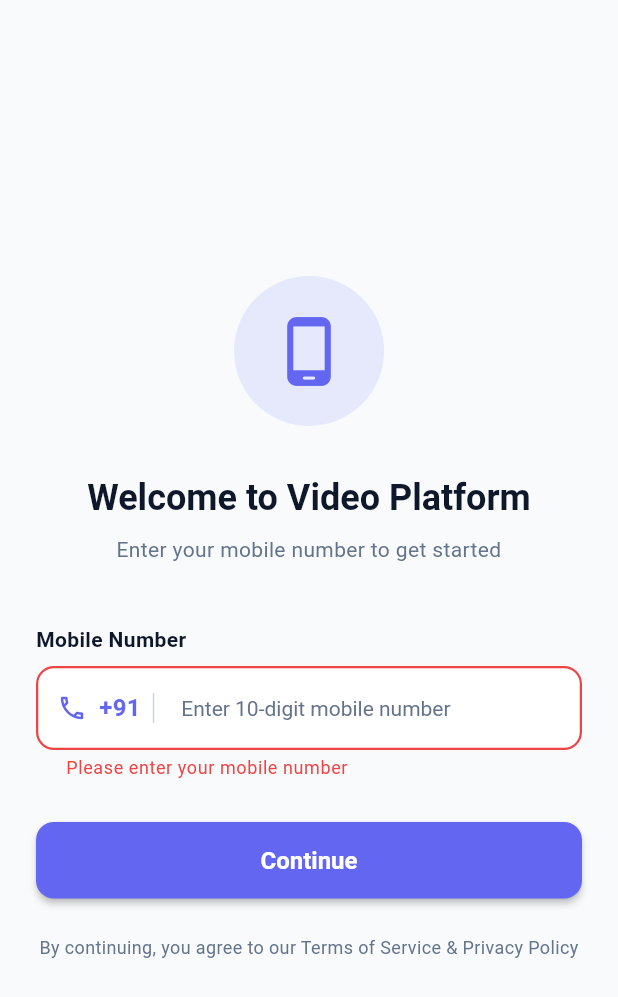
After one commit to pittaanji9390-afk/video_data_app, a Flutter app: the LoginScreen screen opened by its route, after a tap on "Continue", on a phone screen of 412 x 824 dp. The commit adds this screen. Shown: the top 997 px of the screen. Run offline on Flutter 3.47's test engine with Material 3 defaults, Android fonts, the phone set to English and light mode, and no system bars.

Commit message:
feat: implement Login Screen UI in Flutter with mobile number field, form validation, and responsive Material 3 layout

```diff
--- a/mobile-app/lib/config/routes/app_routes.dart
+++ b/mobile-app/lib/config/routes/app_routes.dart
@@ -1,4 +1,5 @@
 import 'package:flutter/material.dart';
+import '../../screens/login/login_screen.dart';
 import '../../screens/splash/splash_screen.dart';
 
 class AppRoutes {
@@ -6,8 +7,8 @@ class AppRoutes {
 
   // Route Name Constants
   static const String splash = '/';
+  static const String login = '/login';
   static const String home = '/home';
-  static const String login = '/login';
   static const String recordVideo = '/record-video';
   static const String uploadVideo = '/upload-video';
 
@@ -15,7 +16,7 @@ class AppRoutes {
   static Map<String, WidgetBuilder> get routes {
     return {
       splash: (context) => const SplashScreen(),
-      // Additional screens will be attached in future steps
+      login: (context) => const LoginScreen(),
     };
   }
 
@@ -24,6 +25,8 @@ class AppRoutes {
     switch (settings.name) {
       case splash:
         return MaterialPageRoute(builder: (_) => const SplashScreen());
+      case login:
+        return MaterialPageRoute(builder: (_) => const LoginScreen());
       default:
         return MaterialPageRoute(
           builder: (_) => Scaffold(
--- /dev/null
+++ b/mobile-app/lib/screens/login/login_screen.dart
@@ -0,0 +1,265 @@
+import 'package:flutter/material.dart';
+import 'package:flutter/services.dart';
+import '../../core/constants/app_constants.dart';
+import '../../core/theme/app_colors.dart';
+
+class LoginScreen extends StatefulWidget {
+  const LoginScreen({super.key});
+
+  @override
+  State<LoginScreen> createState() => _LoginScreenState();
+}
+
+class _LoginScreenState extends State<LoginScreen> {
+  final _formKey = GlobalKey<FormState>();
+  final TextEditingController _phoneController = TextEditingController();
+
+  @override
+  void dispose() {
+    _phoneController.dispose();
+    super.dispose();
+  }
+
+  void _handleLogin() {
+    if (_formKey.currentState!.validate()) {
+      FocusScope.of(context).unfocus();
+      ScaffoldMessenger.of(context).showSnackBar(
+        SnackBar(
+          content: Text(
+            'Mobile number validated: +91 ${_phoneController.text.trim()}',
+          ),
+          backgroundColor: AppColors.success,
+          behavior: SnackBarBehavior.floating,
+          duration: const Duration(seconds: 3),
+        ),
+      );
+    }
+  }
+
+  String? _validatePhone(String? value) {
+    if (value == null || value.trim().isEmpty) {
+      return 'Please enter your mobile number';
+    }
+    final cleanPhone = value.trim();
+    if (cleanPhone.length < 10) {
+      return 'Mobile number must be at least 10 digits';
+    }
+    if (!RegExp(r'^[0-9]+$').hasMatch(cleanPhone)) {
+      return 'Mobile number must contain digits only';
+    }
+    return null;
+  }
+
+  @override
+  Widget build(BuildContext context) {
+    final size = MediaQuery.of(context).size;
+    final isDarkMode = Theme.of(context).brightness == Brightness.dark;
+
+    return Scaffold(
+      body: SafeArea(
+        child: Center(
+          child: SingleChildScrollView(
+            padding: const EdgeInsets.symmetric(horizontal: 24.0, vertical: 16.0),
+            child: ConstrainedBox(
+              constraints: BoxConstraints(
+                maxWidth: 450,
+                minHeight: size.height * 0.7,
+              ),
+              child: Form(
+                key: _formKey,
+                child: Column(
+                  mainAxisAlignment: MainAxisAlignment.center,
+                  crossAxisAlignment: CrossAxisAlignment.stretch,
+                  children: [
+                    // Top Hero Icon
+                    Container(
+                      height: 100,
+                      width: 100,
+                      decoration: BoxDecoration(
+                        color: AppColors.primary.withAlpha(30),
+                        shape: BoxShape.circle,
+                      ),
+                      child: const Icon(
+                        Icons.phone_android_rounded,
+                        size: 50,
+                        color: AppColors.primary,
+                      ),
+                    ),
+                    const SizedBox(height: 32),
+
+                    // Title & Subtitle
+                    Text(
+                      'Welcome to ${AppConstants.appName}',
+                      style: Theme.of(context).textTheme.headlineSmall?.copyWith(
+                            fontWeight: FontWeight.bold,
+                            color: isDarkMode
+                                ? AppColors.textPrimaryDark
+                                : AppColors.textPrimaryLight,
+                          ),
+                      textAlign: TextAlign.center,
+                    ),
+                    const SizedBox(height: 8),
+                    Text(
+                      'Enter your mobile number to get started',
+                      style: Theme.of(context).textTheme.bodyMedium?.copyWith(
+                            color: isDarkMode
+                                ? AppColors.textSecondaryDark
+                                : AppColors.textSecondaryLight,
+                          ),
+                      textAlign: TextAlign.center,
+                    ),
+                    const SizedBox(height: 40),
+
+                    // Mobile Number Input Label
+                    Text(
+                      'Mobile Number',
+                      style: TextStyle(
+                        fontSize: 14,
+                        fontWeight: FontWeight.w600,
+                        color: isDarkMode
+                            ? AppColors.textPrimaryDark
+                            : AppColors.textPrimaryLight,
+                      ),
+                    ),
+                    const SizedBox(height: 8),
+
+                    // Phone Number Form Field
+                    TextFormField(
+                      controller: _phoneController,
+                      keyboardType: TextInputType.phone,
+                      inputFormatters: [
+                        FilteringTextInputFormatter.digitsOnly,
+                        LengthLimitingTextInputFormatter(10),
+                      ],
+                      style: TextStyle(
+                        fontSize: 16,
+                        letterSpacing: 1.5,
+                        color: isDarkMode
+                            ? AppColors.textPrimaryDark
+                            : AppColors.textPrimaryLight,
+                      ),
+                      decoration: InputDecoration(
+                        hintText: 'Enter 10-digit mobile number',
+                        hintStyle: TextStyle(
+                          fontSize: 14,
+                          letterSpacing: 0,
+                          color: isDarkMode
+                              ? AppColors.textSecondaryDark
+                              : AppColors.textSecondaryLight,
+                        ),
+                        prefixIcon: const Padding(
+                          padding: EdgeInsets.symmetric(horizontal: 14.0),
+                          child: Row(
+                            mainAxisSize: MainAxisSize.min,
+                            children: [
+                              Icon(
+                                Icons.call_outlined,
+                                color: AppColors.primary,
+                                size: 20,
+                              ),
+                              SizedBox(width: 8),
+                              Text(
+                                '+91',
+                                style: TextStyle(
+                                  fontSize: 16,
+                                  fontWeight: FontWeight.w600,
+                                  color: AppColors.primary,
+                                ),
+                              ),
+                              SizedBox(width: 8),
+                              SizedBox(
+                                height: 20,
+                                child: VerticalDivider(
+                                  width: 1,
+                                  thickness: 1,
+                                  color: Color(0xFFCBD5E1),
+                                ),
+                              ),
+                            ],
+                          ),
+                        ),
+                        contentPadding: const EdgeInsets.symmetric(
+                          vertical: 16,
+                          horizontal: 16,
+                        ),
+                        border: OutlineInputBorder(
+                          borderRadius: BorderRadius.circular(12),
+                          borderSide: const BorderSide(color: Color(0xFFCBD5E1)),
+                        ),
+                        enabledBorder: OutlineInputBorder(
+                          borderRadius: BorderRadius.circular(12),
+                          borderSide: const BorderSide(color: Color(0xFFCBD5E1)),
+                        ),
+                        focusedBorder: OutlineInputBorder(
+                          borderRadius: BorderRadius.circular(12),
+                          borderSide: const BorderSide(
+                            color: AppColors.primary,
+                            width: 2,
+                          ),
+                        ),
+                        errorBorder: OutlineInputBorder(
+                          borderRadius: BorderRadius.circular(12),
+                          borderSide: const BorderSide(
+                            color: AppColors.error,
+                            width: 1.5,
+                          ),
+                        ),
+                        focusedErrorBorder: OutlineInputBorder(
+                          borderRadius: BorderRadius.circular(12),
+                          borderSide: const BorderSide(
+                            color: AppColors.error,
+                            width: 2,
+                          ),
+                        ),
+                        filled: true,
+                        fillColor: isDarkMode
+                            ? AppColors.surfaceDark
+                            : AppColors.surfaceLight,
+                      ),
+                      validator: _validatePhone,
+                    ),
+                    const SizedBox(height: 28),
+
+                    // Login / Continue Button
+                    ElevatedButton(
+                      onPressed: _handleLogin,
+                      style: ElevatedButton.styleFrom(
+                        backgroundColor: AppColors.primary,
+                        foregroundColor: Colors.white,
+                        padding: const EdgeInsets.symmetric(vertical: 16),
+                        elevation: 2,
+                        shape: RoundedRectangleBorder(
+                          borderRadius: BorderRadius.circular(12),
+                        ),
+                      ),
+                      child: const Text(
+                        'Continue',
+                        style: TextStyle(
+                          fontSize: 16,
+                          fontWeight: FontWeight.bold,
+                        ),
+                      ),
+                    ),
+                    const SizedBox(height: 24),
+
+                    // Terms Note
+                    Text(
+                      'By continuing, you agree to our Terms of Service & Privacy Policy',
+                      style: TextStyle(
+                        fontSize: 12,
+                        color: isDarkMode
+                            ? AppColors.textSecondaryDark
+                            : AppColors.textSecondaryLight,
+                      ),
+                      textAlign: TextAlign.center,
+                    ),
+                  ],
+                ),
+              ),
+            ),
+          ),
+        ),
+      ),
+    );
+  }
+}
```
